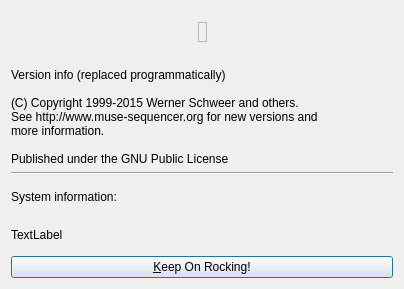
Before: the Qt Designer form muse3/muse/widgets/aboutbox.ui in emrum/muse, drawn with Qt 5.
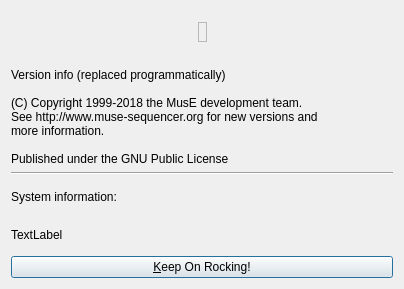
After: the same form once the commit is applied.

```diff
--- a/muse3/muse/widgets/aboutbox.ui
+++ b/muse3/muse/widgets/aboutbox.ui
@@ -91,7 +91,7 @@
    <item>
     <widget class="QLabel" name="textLabel1">
      <property name="text">
-      <string>(C) Copyright 1999-2015 Werner Schweer and others.
+      <string>(C) Copyright 1999-2018 the MusE development team.
 See http://www.muse-sequencer.org for new versions and
 more information.
 
```
